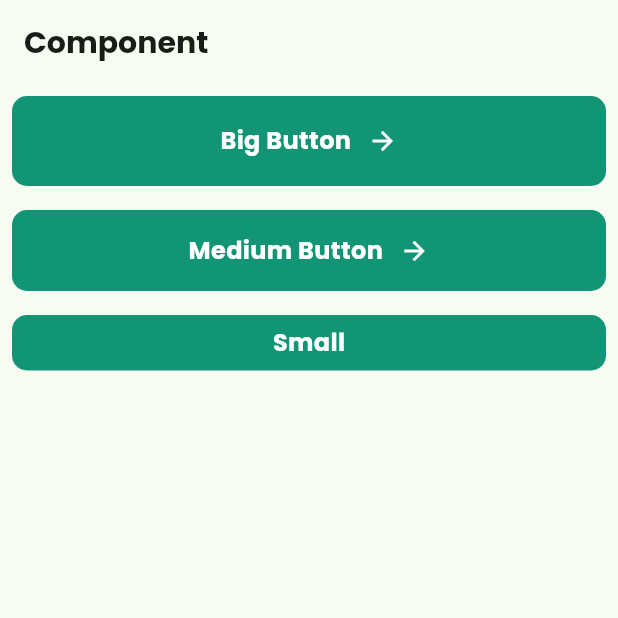
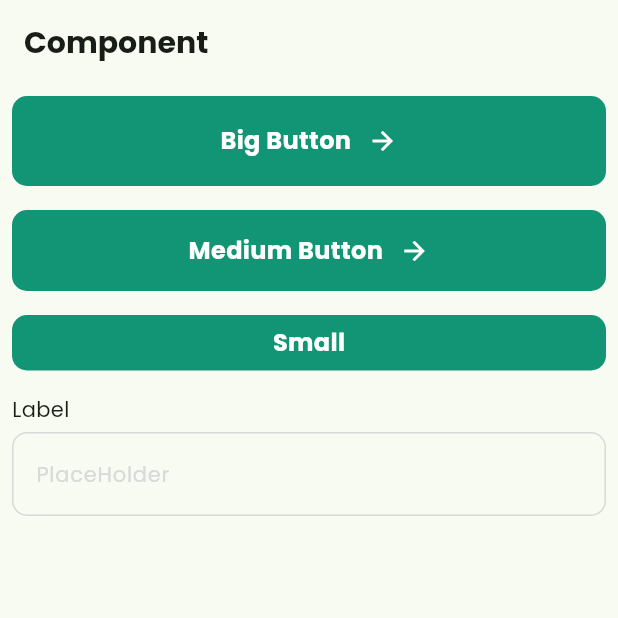
Before and after one commit to choe-yujin/flutter_recipe, a Flutter app: the screen it shows after launch, on a phone screen of 412 x 824 dp, the top half of it. Run offline on Flutter 3.47's test engine with Material 3 defaults, Android fonts, the phone set to English and light mode, and no system bars.

Commit message:
feat: Add input field component and update main.dart for it (Closes #4)

```diff
--- a/lib/main.dart
+++ b/lib/main.dart
@@ -1,5 +1,6 @@
 import 'package:flutter/material.dart';
 import 'package:flutter_recipe/presentation/components/big_button.dart';
+import 'package:flutter_recipe/presentation/components/input_field.dart';
 import 'package:flutter_recipe/presentation/components/medium_button.dart';
 import 'package:flutter_recipe/presentation/components/small_button.dart';
 import 'package:flutter_recipe/ui/text_styles.dart';
@@ -81,6 +82,13 @@ class MyHomePage extends StatelessWidget {
               },
             ),
           ),
+          const Padding(
+            padding: EdgeInsets.all(8.0),
+            child: InputField(
+              label: 'Label',
+              placeHolder: 'PlaceHolder',
+            ),
+          ),
         ],
       ),
     );
--- /dev/null
+++ b/lib/presentation/components/input_field.dart
@@ -0,0 +1,48 @@
+import 'package:flutter/material.dart';
+
+import 'package:flutter_recipe/ui/color_styles.dart';
+import 'package:flutter_recipe/ui/text_styles.dart';
+
+class InputField extends StatelessWidget {
+  final String label;
+  final String placeHolder;
+  final TextEditingController? controller;
+
+  const InputField({
+    super.key,
+    required this.label,
+    required this.placeHolder,
+    this.controller,
+  });
+
+  @override
+  Widget build(BuildContext context) {
+    return Column(
+      crossAxisAlignment: CrossAxisAlignment.start,
+      children: [
+        Text(
+          label,
+          style: TextStyles.smallTextRegular,
+        ),
+        const SizedBox(height: 5),
+        TextField(
+          controller: controller,
+          decoration: InputDecoration(
+            enabledBorder: OutlineInputBorder(
+              borderRadius: BorderRadius.circular(10),
+              borderSide: const BorderSide(color: ColorStyles.gray4),
+            ),
+            focusedBorder: OutlineInputBorder(
+              borderRadius: BorderRadius.circular(10),
+              borderSide: const BorderSide(color: ColorStyles.primary80),
+            ),
+            hintText: placeHolder,
+            hintStyle: TextStyles.smallTextRegular.copyWith(
+              color: ColorStyles.gray4,
+            ),
+          ),
+        ),
+      ],
+    );
+  }
+}
```
